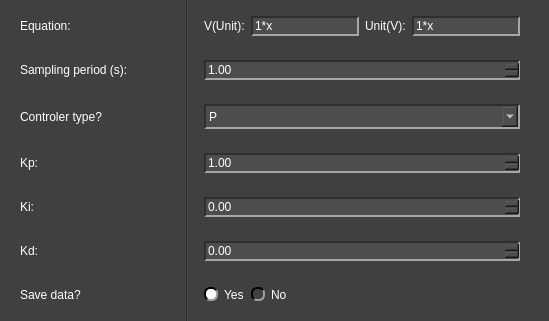
samirmartins/pydaq, file pydaq/uis/PyDAQ_pid_control_Arduino_widget.ui: the form before one commit; both pictures show x 0 to 549 and y 256 to 577 of the 549 by 884 pixel window.
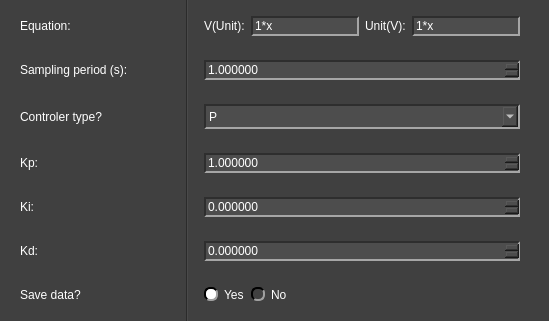
The form after the commit. Icons and pictures are not drawn.

The edit to the form file:
```diff
--- a/pydaq/uis/PyDAQ_pid_control_Arduino_widget.ui
+++ b/pydaq/uis/PyDAQ_pid_control_Arduino_widget.ui
@@ -378,8 +378,11 @@
         <layout class="QHBoxLayout" name="horizontalLayout_8">
          <item>
           <widget class="QDoubleSpinBox" name="doubleSpinBox_period">
+           <property name="decimals">
+            <number>6</number>
+           </property>
            <property name="maximum">
-            <double>9999999.000000000000000</double>
+            <double>999999999999.000000000000000</double>
            </property>
            <property name="singleStep">
             <double>0.100000000000000</double>
@@ -416,6 +419,12 @@
         <layout class="QHBoxLayout" name="horizontalLayout_6">
          <item>
           <widget class="QDoubleSpinBox" name="doubleSpinBox_kp">
+           <property name="decimals">
+            <number>6</number>
+           </property>
+           <property name="maximum">
+            <double>999999999999.000000000000000</double>
+           </property>
            <property name="singleStep">
             <double>0.100000000000000</double>
            </property>
@@ -524,6 +533,12 @@
         <layout class="QHBoxLayout" name="horizontalLayout_4">
          <item>
           <widget class="QDoubleSpinBox" name="doubleSpinBox_ki">
+           <property name="decimals">
+            <number>6</number>
+           </property>
+           <property name="maximum">
+            <double>999999999999.000000000000000</double>
+           </property>
            <property name="singleStep">
             <double>0.100000000000000</double>
            </property>
@@ -856,6 +871,12 @@
         <layout class="QHBoxLayout" name="horizontalLayout_5">
          <item>
           <widget class="QDoubleSpinBox" name="doubleSpinBox_kd">
+           <property name="decimals">
+            <number>6</number>
+           </property>
+           <property name="maximum">
+            <double>999999999999.000000000000000</double>
+           </property>
            <property name="singleStep">
             <double>0.100000000000000</double>
            </property>
```
Left out of the diff: 8 changed lines with no effect on the pictures.
